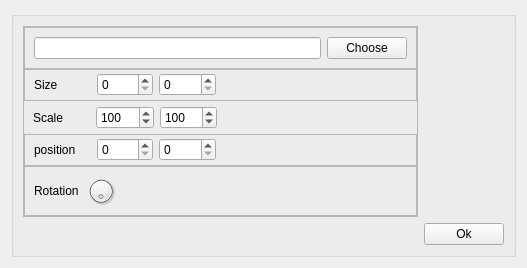
caronnee/pdfeditor, file insertImage.ui: the form before one commit.
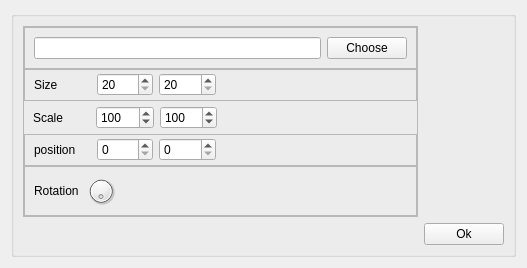
The form after the commit.

```diff
--- a/insertImage.ui
+++ b/insertImage.ui
@@ -65,6 +65,9 @@
             </item>
             <item>
              <widget class="QSpinBox" name="sizeX">
+              <property name="minimum">
+               <number>20</number>
+              </property>
               <property name="maximum">
                <number>640</number>
               </property>
@@ -72,6 +75,9 @@
             </item>
             <item>
              <widget class="QSpinBox" name="sizeY">
+              <property name="minimum">
+               <number>20</number>
+              </property>
               <property name="maximum">
                <number>640</number>
               </property>
```
